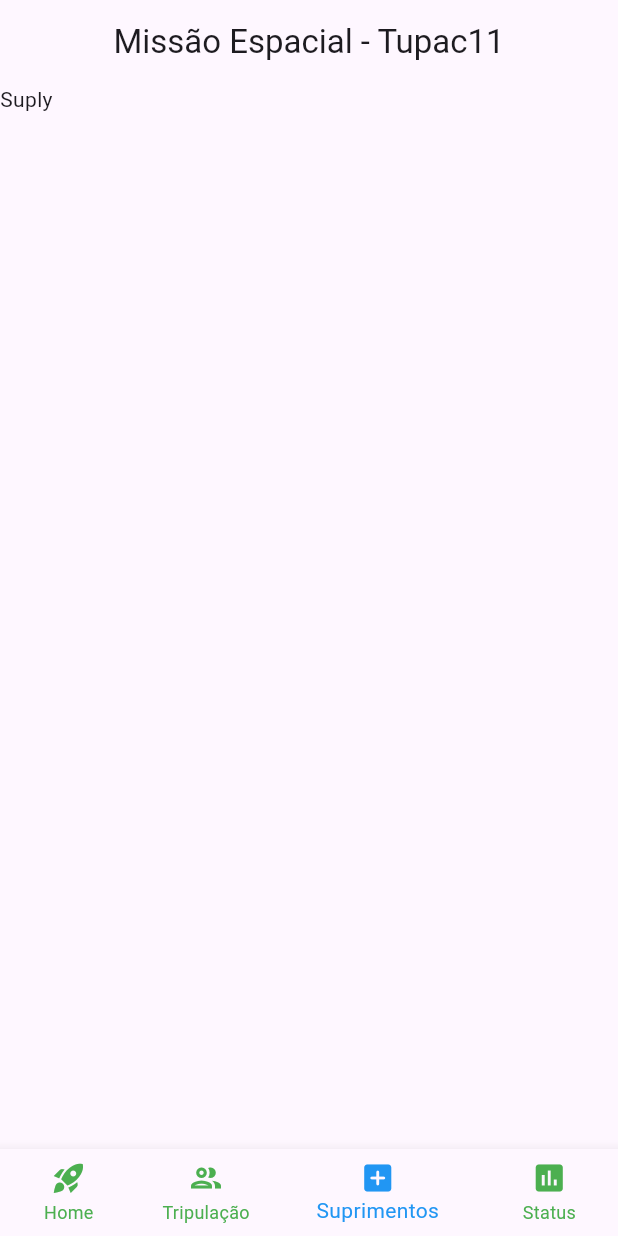
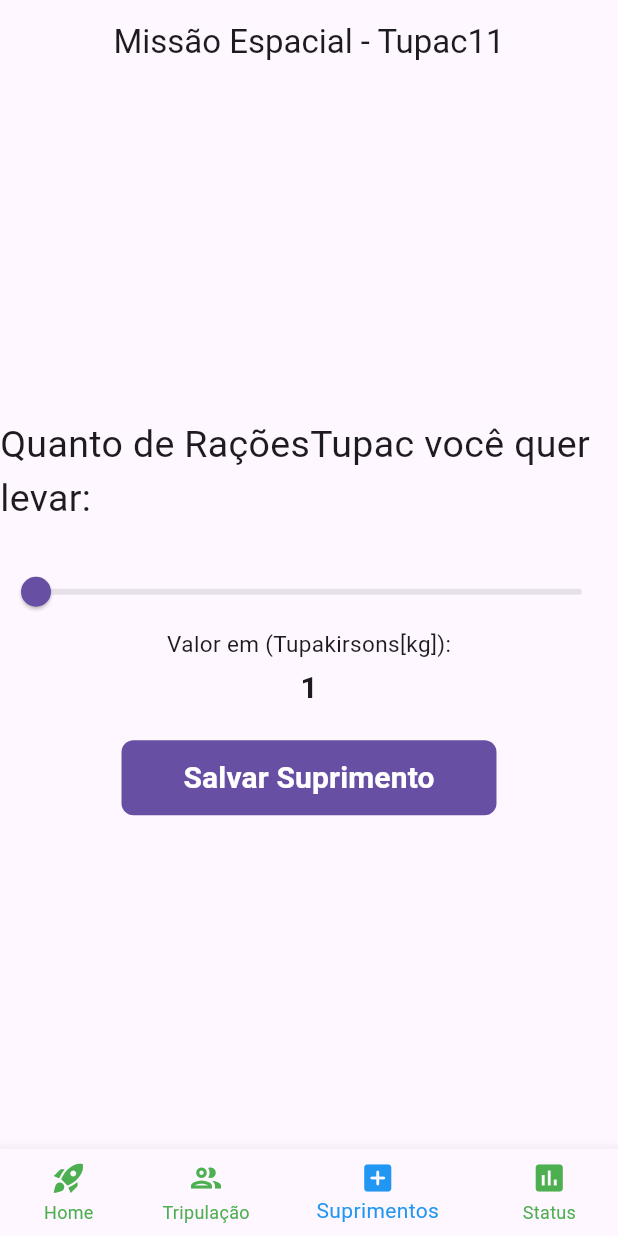
Before and after one commit to catfmcastro/LDDM_Ex08_2024_2, a Flutter app: the screen it shows after launch, item 3 of the bottom bar chosen, on a phone screen of 412 x 824 dp. Run offline on Flutter 3.47's test engine with Material 3 defaults, Android fonts, the phone set to English and light mode, and no system bars.

Commit message:
Fim Supply

```diff
--- a/lib/main.dart
+++ b/lib/main.dart
@@ -24,7 +24,7 @@ class _ControllerPageState extends State<ControllerPage> {
   int _actualPage = 0;
 
   String? shipName;
-  int? valueSuply;
+  double? valueSuply;
   List<String> tripulants = [];
 
   void _addTripulant(String name) {
@@ -45,7 +45,7 @@ class _ControllerPageState extends State<ControllerPage> {
     });
   }
 
-  void _saveSuply(int value) {
+  void _saveSuply(double value) {
     setState(() {
       valueSuply = value;
     });
@@ -70,7 +70,7 @@ class _ControllerPageState extends State<ControllerPage> {
         children: [
           HomeNav(onSave: _saveShipName),
           TripulationNav(onCheckboxChanged: _addTripulant, onRemoveTripulant: _removeTripulant),
-          SuplyNav(),
+          SuplyNav(saveValue: _saveSuply),
           StatusNav(),
         ],
       ),
--- a/lib/pages/Suply_nav.dart
+++ b/lib/pages/Suply_nav.dart
@@ -1,17 +1,79 @@
 import 'package:flutter/material.dart';
 
 class SuplyNav extends StatefulWidget {
-  const SuplyNav({super.key});
+
+  final Function(double) saveValue;
+  const SuplyNav({super.key, required this.saveValue});
 
   @override
   State<SuplyNav> createState() => _SuplyNavState();
 }
 
 class _SuplyNavState extends State<SuplyNav> {
+  double _sliderValue = 01;
+
   @override
   Widget build(BuildContext context) {
     return Scaffold(
-      body: Text("Suply"),
+      body: Column(
+        mainAxisAlignment: MainAxisAlignment.center,
+        children: [
+          const Text(
+            "Quanto de RaçõesTupac você quer levar:",
+            style: TextStyle(
+              fontSize: 25,
+            ),
+          ),
+          const SizedBox(height: 20),
+          Slider(
+            value: _sliderValue,
+            min: 1,
+            max: 20000, // Valor máximo
+            label: _sliderValue.toStringAsFixed(0), // Rótulo do valor
+            onChanged: (double newValue) {
+              setState(() {
+                _sliderValue = newValue; // Atualiza o valor do Slider
+              });
+            },
+          ),
+          const Text(
+            "Valor em (Tupakirsons[kg]):",
+            style: TextStyle(
+              fontSize: 15,
+            ),
+          ),
+          const SizedBox(height: 5),
+          Text(
+            _sliderValue.toStringAsFixed(0),
+            style: const TextStyle(
+              fontSize: 20,
+              fontWeight: FontWeight.bold,
+            ),
+          ),
+          const SizedBox(height: 20),
+          SizedBox(
+            width: 250,
+            height: 50,
+            child: FilledButton(
+                style: FilledButton.styleFrom(
+                  shape: RoundedRectangleBorder(
+                    borderRadius:
+                        BorderRadius.circular(8), // Deixa o botão quadrado
+                  ),
+                ),
+                onPressed: () {
+                  widget.saveValue(_sliderValue);
+                },
+                child: const Text(
+                  "Salvar Suprimento",
+                  style: TextStyle(
+                    fontSize: 20,
+                    fontWeight: FontWeight.bold,
+                  ),
+                )),
+          )
+        ],
+      ),
     );
   }
 }
--- a/lib/pages/Tripulation_nav.dart
+++ b/lib/pages/Tripulation_nav.dart
@@ -4,7 +4,7 @@ class TripulationNav extends StatefulWidget {
   final Function(String name)? onCheckboxChanged; // Callback para o nome
   final Function(String name)? onRemoveTripulant; // Callback para o nome
 
-  const TripulationNav({super.key, this.onCheckboxChanged, this.onRemoveTripulant});
+  const TripulationNav({super.key, required this.onCheckboxChanged, required this.onRemoveTripulant});
 
   @override
   State<TripulationNav> createState() => _TripulationNavState();
```
